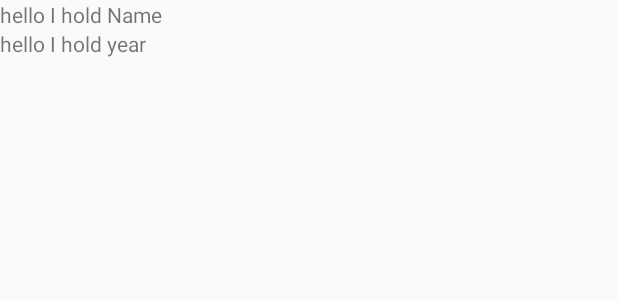
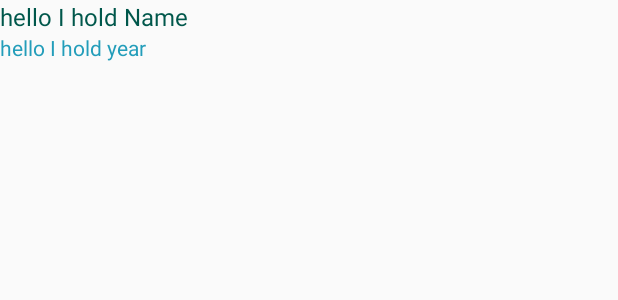
Before and after one commit to ravi-kishan/MyApplication, an Android app: the layout listview_item.xml on its own in the app's theme, with its tools: preview values and no code run, on a phone screen of 412 x 824 dp. Shown: the top 300 px of the screen. Run offline under Robolectric (Android 15) with nearby library versions, the phone set to English and light mode, and no system bars.

Commit message:
customise listview

```diff
--- a/app/src/main/res/layout/listview_item.xml
+++ b/app/src/main/res/layout/listview_item.xml
@@ -8,12 +8,16 @@
         android:id="@+id/name_textview"
         android:layout_width="match_parent"
         android:layout_height="wrap_content"
-        android:text="hello I hold Name" />
+        android:fontFamily="sans-serif"
+        android:text="hello I hold Name"
+        android:textColor="@color/colorPrimaryDark"
+        android:textSize="16sp" />
 
     <TextView
         android:id="@+id/year_textview"
         android:layout_width="match_parent"
         android:layout_height="wrap_content"
-        android:text="hello I hold year" />
+        android:text="hello I hold year"
+        android:textColor="#239DBA" />
 
 </LinearLayout>
```
